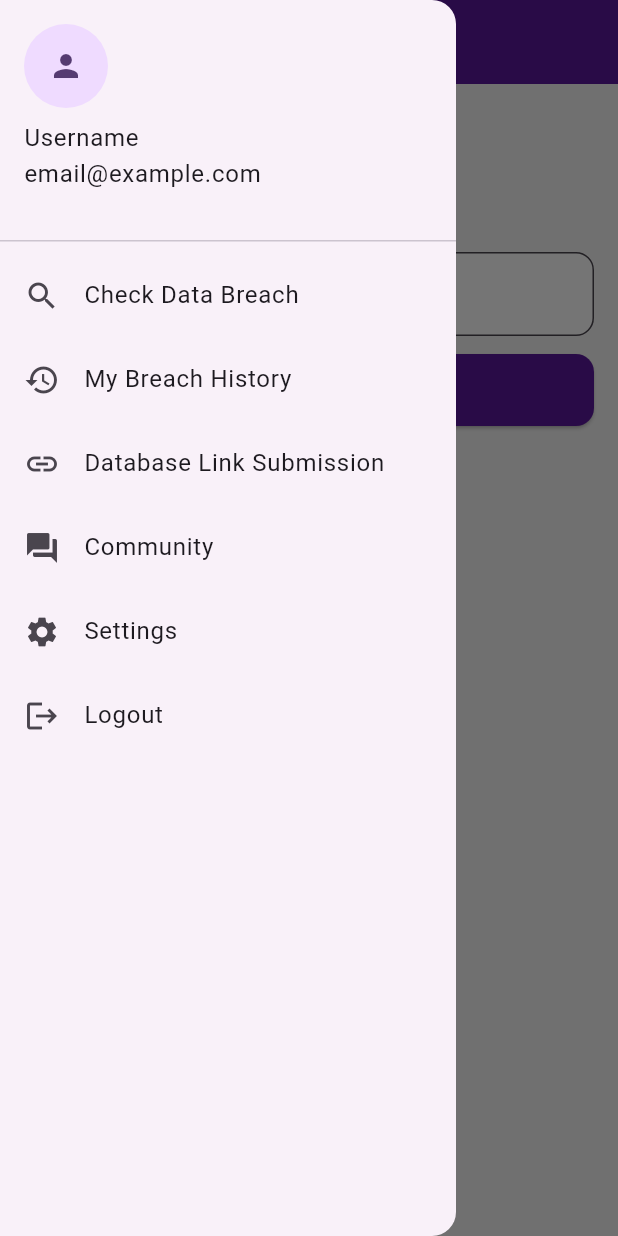
After one commit to pes1ug23ca017-ai/leakpeek, a Flutter app: the HomePage screen opened by its route, with the side drawer open, on a phone screen of 412 x 824 dp. The commit adds this screen. Run offline on Flutter 3.47's test engine with Material 3 defaults, Android fonts, the phone set to English and light mode, and no system bars; our stand-ins replace cloud_firestore, cloud_functions, firebase_auth, firebase_core, webview_flutter; accounts and stored records are empty; network calls fail.

Commit message:
feat: add core screens (auth, home, history, submission, community, settings, logout, profile), routes, and UI kit

```diff
--- a/lib/main.dart
+++ b/lib/main.dart
@@ -3,6 +3,7 @@ import 'package:firebase_core/firebase_core.dart';
 import 'theme/theme.dart';
 import 'screens/splash_screen.dart';
 import 'firebase_options.dart';
+import 'router.dart';
 Future<void> main() async {
   WidgetsFlutterBinding.ensureInitialized();
   await Firebase.initializeApp(
@@ -20,6 +21,7 @@ class LeakPeekApp extends StatelessWidget {
       theme: buildLeakPeekTheme(),
       home: const SplashScreen(),
       debugShowCheckedModeBanner: false,
+      routes: buildRoutes(),
     );
   }
 }
--- /dev/null
+++ b/lib/router.dart
@@ -0,0 +1,24 @@
+import 'package:flutter/material.dart';
+import 'screens/login_page.dart';
+import 'screens/signup_page.dart';
+import 'screens/email_verification.dart';
+import 'screens/home_page.dart';
+import 'screens/history_page.dart';
+import 'screens/database_submit_page.dart';
+import 'screens/community_page.dart';
+import 'screens/settings_page.dart';
+import 'screens/logout_page.dart';
+import 'screens/profile_page.dart';
+
+Map<String, WidgetBuilder> buildRoutes() => {
+      '/login': (_) => const LoginPage(),
+      '/signup': (_) => const SignupPage(),
+      '/verify': (_) => const EmailVerificationPage(),
+      '/home': (_) => const HomePage(),
+      '/history': (_) => const HistoryPage(),
+      '/submit': (_) => const DatabaseSubmitPage(),
+      '/community': (_) => const CommunityPage(),
+      '/settings': (_) => const SettingsPage(),
+      '/logout': (_) => const LogoutPage(),
+      '/profile': (_) => const ProfilePage(),
+    };
--- /dev/null
+++ b/lib/screens/history_page.dart
@@ -0,0 +1,47 @@
+import 'package:cloud_firestore/cloud_firestore.dart';
+import 'package:firebase_auth/firebase_auth.dart';
+import 'package:flutter/material.dart';
+
+class HistoryPage extends StatelessWidget {
+  const HistoryPage({super.key});
+
+  @override
+  Widget build(BuildContext context) {
+    final uid = FirebaseAuth.instance.currentUser?.uid;
+    final stream = FirebaseFirestore.instance
+        .collection('users')
+        .doc(uid)
+        .collection('history')
+        .orderBy('date', descending: true)
+        .snapshots();
+    return Scaffold(
+      appBar: AppBar(title: const Text('My Breach History')),
+      body: StreamBuilder<QuerySnapshot<Map<String, dynamic>>>(
+        stream: stream,
+        builder: (context, snapshot) {
+          if (snapshot.connectionState == ConnectionState.waiting) {
+            return const Center(child: CircularProgressIndicator());
+          }
+          final docs = snapshot.data?.docs ?? [];
+          if (docs.isEmpty) {
+            return const Center(child: Text('No history yet'));
+          }
+          return ListView(
+            children: docs.map((d) {
+              final data = d.data();
+              final breached = (data['breached'] as bool?) ?? false;
+              return ListTile(
+                leading: Icon(
+                  breached ? Icons.warning : Icons.check_circle,
+                  color: breached ? Colors.red : Colors.green,
+                ),
+                title: Text(data['source']?.toString() ?? 'Unknown'),
+                subtitle: Text(data['date']?.toString() ?? ''),
+              );
+            }).toList(),
+          );
+        },
+      ),
+    );
+  }
+}
--- /dev/null
+++ b/lib/screens/home_page.dart
@@ -0,0 +1,144 @@
+import 'package:cloud_functions/cloud_functions.dart';
+import 'package:flutter/material.dart';
+import '../widgets/custom_widgets.dart';
+import '../theme/theme.dart';
+
+class HomePage extends StatefulWidget {
+  const HomePage({super.key});
+
+  @override
+  State<HomePage> createState() => _HomePageState();
+}
+
+class _HomePageState extends State<HomePage> {
+  final TextEditingController _query = TextEditingController();
+  bool _loading = false;
+  List<Map<String, dynamic>> _results = [];
+  String? _error;
+
+  Future<void> _breach() async {
+    setState(() {
+      _loading = true;
+      _error = null;
+      _results = [];
+    });
+    try {
+      // Call placeholder cloud function; backend to implement
+      final call = FirebaseFunctions.instance.httpsCallable('checkBreach');
+      final resp = await call.call(<String, dynamic>{'query': _query.text.trim()});
+      final List data = resp.data as List? ?? [];
+      _results = data.cast<Map<String, dynamic>>();
+    } catch (e) {
+      _error = e.toString();
+    } finally {
+      if (mounted) setState(() => _loading = false);
+    }
+  }
+
+  @override
+  Widget build(BuildContext context) {
+    return Scaffold(
+      appBar: AppBar(title: const Text('LeakPeek')),
+      drawer: const _AppDrawer(),
+      body: Padding(
+        padding: const EdgeInsets.all(16),
+        child: Column(
+          crossAxisAlignment: CrossAxisAlignment.stretch,
+          children: [
+            const Icon(Icons.search, color: kPrimary, size: 80),
+            const SizedBox(height: 16),
+            TextInputField(controller: _query, hint: 'Email or Mobile'),
+            const SizedBox(height: 12),
+            PrimaryButton(label: 'BREACH', icon: Icons.search, onPressed: _loading ? null : _breach),
+            const SizedBox(height: 12),
+            Align(
+              alignment: Alignment.center,
+              child: TextButton(
+                onPressed: () {},
+                child: const Text('Terms of Use'),
+              ),
+            ),
+            if (_loading) const LinearProgressIndicator(),
+            if (_error != null) Text(_error!, style: const TextStyle(color: Colors.red)),
+            const SizedBox(height: 8),
+            Expanded(
+              child: _results.isEmpty
+                  ? const Center(child: Text('No results yet'))
+                  : ListView.builder(
+                      itemCount: _results.length,
+                      itemBuilder: (context, index) {
+                        final item = _results[index];
+                        final bool breached = (item['breached'] as bool?) ?? false;
+                        final Color color = breached ? Colors.red : Colors.green;
+                        return Card(
+                          child: ListTile(
+                            leading: Icon(breached ? Icons.warning : Icons.check_circle, color: color),
+                            title: Text(item['source']?.toString() ?? 'Unknown source'),
+                            subtitle: Text(item['date']?.toString() ?? ''),
+                            trailing: Text(item['type']?.toString() ?? '', style: TextStyle(color: color)),
+                          ),
+                        );
+                      },
+                    ),
+            ),
+          ],
+        ),
+      ),
+    );
+  }
+}
+
+class _AppDrawer extends StatelessWidget {
+  const _AppDrawer();
+
+  @override
+  Widget build(BuildContext context) {
+    return Drawer(
+      child: ListView(
+        children: [
+          const DrawerHeader(
+            child: Column(
+              crossAxisAlignment: CrossAxisAlignment.start,
+              children: [
+                CircleAvatar(radius: 28, child: Icon(Icons.person)),
+                SizedBox(height: 8),
+                Text('Username'),
+                Text('email@example.com'),
+              ],
+            ),
+          ),
+          ListTile(
+            leading: const Icon(Icons.search),
+            title: const Text('Check Data Breach'),
+            onTap: () => Navigator.pushReplacementNamed(context, '/home'),
+          ),
+          ListTile(
+            leading: const Icon(Icons.history),
+            title: const Text('My Breach History'),
+            onTap: () => Navigator.pushNamed(context, '/history'),
+          ),
+          ListTile(
+            leading: const Icon(Icons.link),
+            title: const Text('Database Link Submission'),
+            onTap: () => Navigator.pushNamed(context, '/submit'),
+          ),
+          ListTile(
+            leading: const Icon(Icons.forum),
+            title: const Text('Community'),
+            onTap: () => Navigator.pushNamed(context, '/community'),
+          ),
+          ListTile(
+            leading: const Icon(Icons.settings),
+            title: const Text('Settings'),
+            onTap: () => Navigator.pushNamed(context, '/settings'),
+          ),
+          ListTile(
+            leading: const Icon(Icons.logout),
+            title: const Text('Logout'),
+            onTap: () => Navigator.pushNamed(context, '/logout'),
+          ),
+        ],
+      ),
+    );
+  }
+}
--- /dev/null
+++ b/lib/screens/logout_page.dart
@@ -0,0 +1,26 @@
+import 'package:firebase_auth/firebase_auth.dart';
+import 'package:flutter/material.dart';
+
+class LogoutPage extends StatelessWidget {
+  const LogoutPage({super.key});
+
+  Future<void> _logout(BuildContext context) async {
+    await FirebaseAuth.instance.signOut();
+    if (context.mounted) {
+      Navigator.pushNamedAndRemoveUntil(context, '/login', (route) => false);
+    }
+  }
+
+  @override
+  Widget build(BuildContext context) {
+    return Scaffold(
+      appBar: AppBar(title: const Text('Logout')),
+      body: Center(
+        child: ElevatedButton(
+          onPressed: () => _logout(context),
+          child: const Text('Confirm Logout'),
+        ),
+      ),
+    );
+  }
+}
--- a/pubspec.yaml
+++ b/pubspec.yaml
@@ -39,6 +39,10 @@ dependencies:
   cloud_firestore: ^5.4.4
   firebase_storage: ^12.3.4
   provider: ^6.1.2
+  cloud_functions: ^5.1.3
+  url_launcher: ^6.3.1
+  webview_flutter: ^4.9.0
+  crypto: ^3.0.6
 
 dev_dependencies:
   flutter_test:
```
Also changed, not shown: lib/screens/community_page.dart (added, +29 -0 lines), lib/screens/database_submit_page.dart (added, +58 -0 lines), lib/screens/email_verification.dart (added, +65 -0 lines), lib/screens/login_page.dart (added, +65 -0 lines), lib/screens/profile_page.dart (added, +64 -0 lines), lib/screens/settings_page.dart (added, +18 -0 lines), lib/screens/signup_page.dart (added, +88 -0 lines), pubspec.lock, 5 other files.
